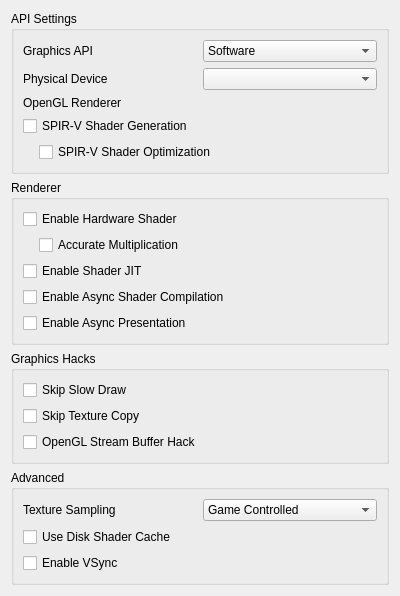
Above: src/citra_qt/configuration/configure_graphics.ui from yeager/Borked3DS before the change. Below: the same form after it.
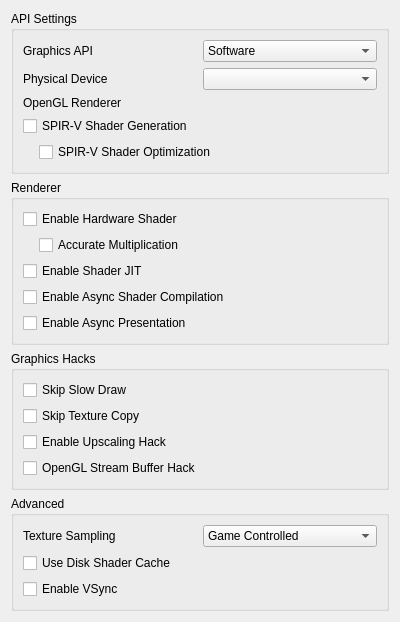
That is the form after the change.

Commit message:
Hack: Implement Upscaling Hack
Tries to fix ghosting issues when upscaling on some games.

```diff
--- a/src/citra_qt/configuration/configure_graphics.ui
+++ b/src/citra_qt/configuration/configure_graphics.ui
@@ -288,6 +288,16 @@
         </property>
        </widget>
       </item>
+      <item>
+       <widget class="QCheckBox" name="toggle_upscaling_hack">
+        <property name="toolTip">
+         <string>&lt;html&gt;&lt;head/&gt;&lt;body&gt;&lt;p&gt;Overrides upscaling for dst_params. May fix texture ghosting for some games, but may crash other games as well.&lt;/p&gt;&lt;/body&gt;&lt;/html&gt;</string>
+        </property>
+        <property name="text">
+         <string>Enable Upscaling Hack</string>
+        </property>
+       </widget>
+      </item>
       <item>
        <widget class="QCheckBox" name="toggle_gl_stream_buffer_hack">
         <property name="toolTip">
```
The commit also changes 13 other files.
